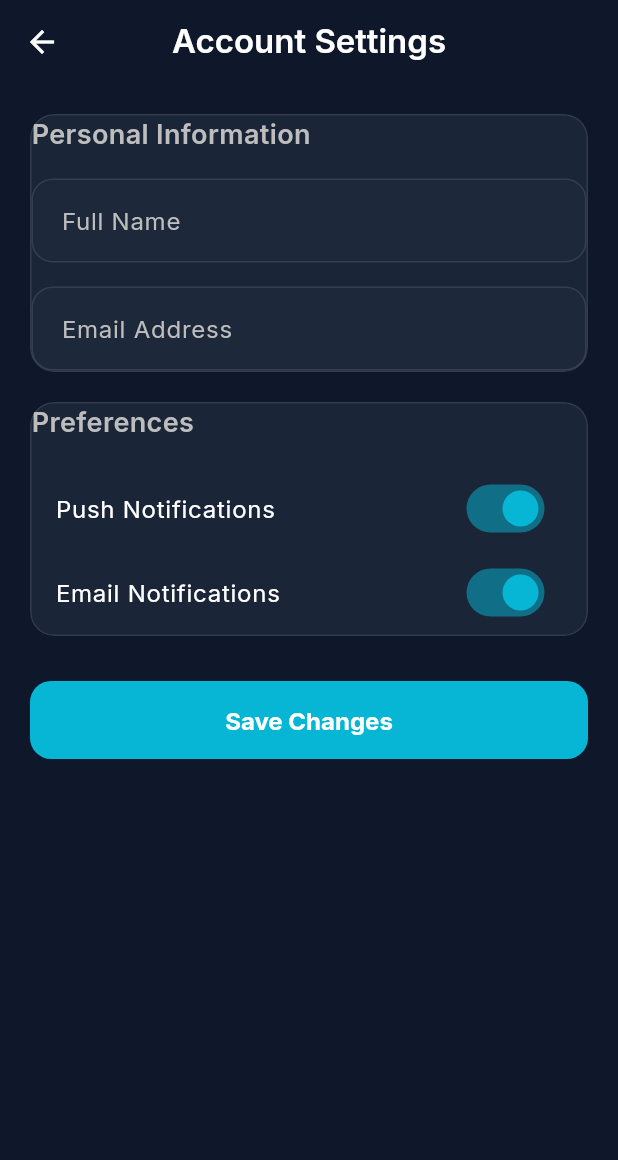
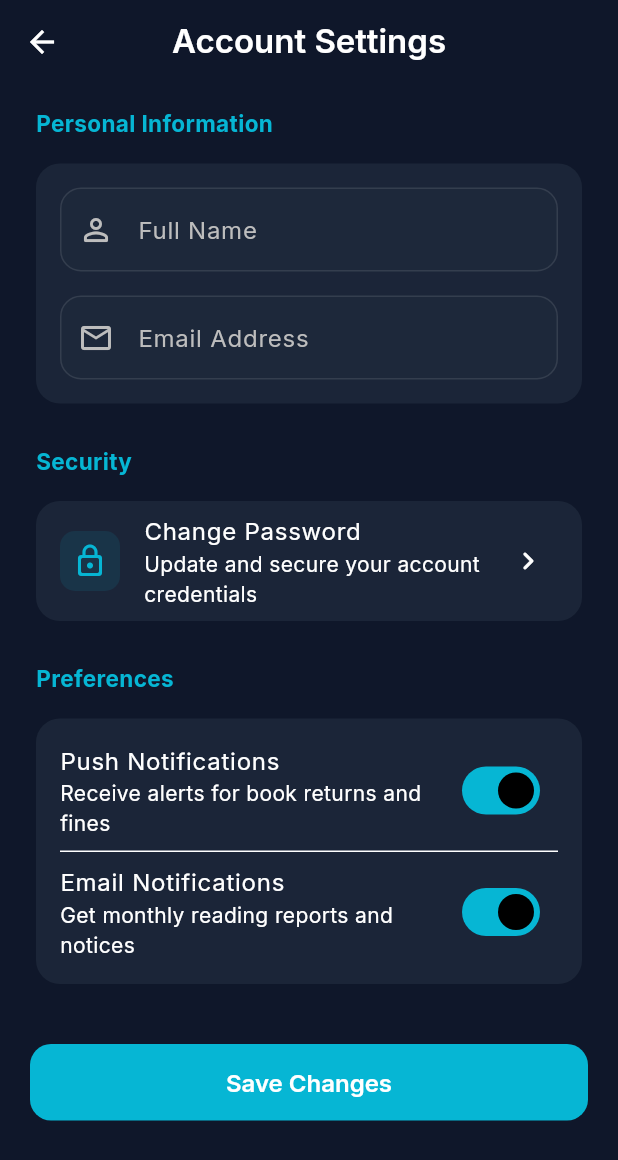
Before and after one commit to prasajanravishka/library_system-, a Flutter app: the AccountSettingsScreen screen opened directly, on a phone screen of 412 x 824 dp. Shown: the top 1160 px of the screen. Run offline on Flutter 3.47's test engine with Material 3 defaults, Android fonts, the phone set to English and light mode, and no system bars; our stand-ins replace animate_do, flutter_riverpod, google_fonts, image_picker, shared_preferences, shimmer; accounts and stored records are empty; network calls fail.

```diff
--- a/smart_library_app/lib/main.dart
+++ b/smart_library_app/lib/main.dart
@@ -7,6 +7,7 @@ import 'providers/theme_provider.dart';
 import 'screens/onboarding_screen.dart';
 import 'screens/login_screen.dart';
 import 'screens/main_screen.dart';
+import 'screens/change_password_screen.dart';
 
 void main() async {
   WidgetsFlutterBinding.ensureInitialized();
@@ -101,6 +102,9 @@ class _AppGateState extends ConsumerState<AppGate> {
           return const OnboardingScreen();
         }
         if (authState.isAuthenticated) {
+          if (authState.user!.isTempPassword) {
+            return const ChangePasswordScreen(forceChange: true);
+          }
           return const MainScreen();
         }
         return const LoginScreen();
--- a/smart_library_app/lib/models/user_model.dart
+++ b/smart_library_app/lib/models/user_model.dart
@@ -5,6 +5,7 @@ class UserModel {
   final String fullName;
   final String email;
   final String role; // 'student' or 'librarian'
+  final bool isTempPassword;
 
   const UserModel({
     required this.userId,
@@ -12,6 +13,7 @@ class UserModel {
     required this.fullName,
     required this.email,
     required this.role,
+    this.isTempPassword = false,
   });
 
   bool get isLibrarian => role == 'librarian';
@@ -24,6 +26,7 @@ class UserModel {
       fullName: json['full_name'] as String,
       email: json['email'] as String,
       role: json['role'] as String? ?? 'student',
+      isTempPassword: json['is_temp_password'] as bool? ?? false,
     );
   }
 
@@ -34,6 +37,7 @@ class UserModel {
       'full_name': fullName,
       'email': email,
       'role': role,
+      'is_temp_password': isTempPassword,
     };
   }
 }
--- a/smart_library_app/lib/screens/account_settings_screen.dart
+++ b/smart_library_app/lib/screens/account_settings_screen.dart
@@ -2,9 +2,9 @@ import 'package:flutter/material.dart';
 import 'package:flutter_riverpod/flutter_riverpod.dart';
 import 'package:animate_do/animate_do.dart';
 import '../core/app_theme.dart';
-import '../widgets/glass_card.dart';
 import '../providers/theme_provider.dart';
 import '../providers/providers.dart';
+import 'change_password_screen.dart';
 
 class AccountSettingsScreen extends ConsumerStatefulWidget {
   const AccountSettingsScreen({super.key});
@@ -99,86 +99,54 @@ class _AccountSettingsScreenState extends ConsumerState<AccountSettingsScreen> {
 
   @override
   Widget build(BuildContext context) {
+    final isDark = Theme.of(context).brightness == Brightness.dark;
+
     return Scaffold(
       appBar: AppBar(
-        title: FadeInDown(child: Text('Account Settings', style: AppTextStyles.heading2)),
+        title: FadeInDown(
+          duration: const Duration(milliseconds: 400),
+          child: Text('Account Settings', style: AppTextStyles.heading2),
         ),
-      body: SingleChildScrollView(
-        padding: const EdgeInsets.all(20),
+      ),
+      body: SafeArea(
+        child: SingleChildScrollView(
+          padding: const EdgeInsets.symmetric(horizontal: 20, vertical: 16),
           child: Center(
             child: ConstrainedBox(
               constraints: const BoxConstraints(maxWidth: 600),
               child: Column(
-              crossAxisAlignment: CrossAxisAlignment.start,
+                crossAxisAlignment: CrossAxisAlignment.stretch,
                 children: [
+                  // Personal Information Section
                   FadeInUp(
-                  delay: const Duration(milliseconds: 100),
-                  child: GlassCard(
+                    duration: const Duration(milliseconds: 400),
+                    child: _buildSectionHeader('Personal Information'),
+                  ),
+                  const SizedBox(height: 8),
+                  FadeInUp(
+                    duration: const Duration(milliseconds: 400),
+                    child: Card(
+                      child: Padding(
+                        padding: const EdgeInsets.all(16),
                         child: Column(
-                      crossAxisAlignment: CrossAxisAlignment.start,
                           children: [
-                        Text('Personal Information', style: AppTextStyles.heading3),
-                        const SizedBox(height: 16),
                             TextField(
                               controller: _nameController,
                               readOnly: true,
                               decoration: const InputDecoration(
                                 labelText: 'Full Name',
+                                prefixIcon: Icon(Icons.person_outline_rounded),
                               ),
                             ),
                             const SizedBox(height: 16),
                             TextField(
                               controller: _emailController,
+                              style: TextStyle(
+                                color: isDark ? Colors.white : Colors.black87,
+                              ),
                               decoration: const InputDecoration(
                                 labelText: 'Email Address',
-                          ),
-                        ),
-                      ],
-                    ),
-                  ),
-                ),
-                const SizedBox(height: 20),
-                FadeInUp(
-                  delay: const Duration(milliseconds: 200),
-                  child: GlassCard(
-                    child: Column(
-                      crossAxisAlignment: CrossAxisAlignment.start,
-                      children: [
-                        Text('Preferences', style: AppTextStyles.heading3),
-                        const SizedBox(height: 16),
-                        SwitchListTile(
-                          title: const Text('Push Notifications'),
-                          value: _pushNotifications,
-                          activeColor: AppColors.cyan,
-                          onChanged: (val) => setState(() => _pushNotifications = val),
-                        ),
-                        SwitchListTile(
-                          title: const Text('Email Notifications'),
-                          value: _emailNotifications,
-                          activeColor: AppColors.cyan,
-                          onChanged: (val) => setState(() => _emailNotifications = val),
-                        ),
-
-                      ],
-                    ),
-                  ),
-                ),
-                const SizedBox(height: 30),
-                FadeInUp(
-                  delay: const Duration(milliseconds: 300),
-                  child: SizedBox(
-                    width: double.infinity,
-                    height: 52,
-                    child: ElevatedButton(
-                      onPressed: _isSaving ? null : _saveSettings,
-                      style: ElevatedButton.styleFrom(
-                        backgroundColor: AppColors.cyan,
-                        shape: RoundedRectangleBorder(borderRadius: BorderRadius.circular(14)),
-                      ),
-                      child: _isSaving
-                          ? const SizedBox(height: 20, width: 20, child: CircularProgressIndicator(color: Colors.white))
-                          : const Text('Save Changes', style: TextStyle(fontSize: 16, fontWeight: FontWeight.bold, color: Colors.white)),
-                    ),
+                                prefixIcon: Icon(Icons.email_outlined),
                               ),
                             ),
                           ],
@@ -186,6 +154,115 @@ class _AccountSettingsScreenState extends ConsumerState<AccountSettingsScreen> {
                       ),
                     ),
                   ),
+
+                  const SizedBox(height: 24),
+
+                  // Security Section
+                  FadeInUp(
+                    duration: const Duration(milliseconds: 450),
+                    child: _buildSectionHeader('Security'),
+                  ),
+                  const SizedBox(height: 8),
+                  FadeInUp(
+                    duration: const Duration(milliseconds: 450),
+                    child: Card(
+                      child: ListTile(
+                        shape: RoundedRectangleBorder(
+                          borderRadius: BorderRadius.circular(16),
+                        ),
+                        leading: Container(
+                          padding: const EdgeInsets.all(8),
+                          decoration: BoxDecoration(
+                            color: AppColors.cyan.withValues(alpha: 0.1),
+                            borderRadius: BorderRadius.circular(10),
+                          ),
+                          child: const Icon(Icons.lock_outline_rounded, color: AppColors.cyan),
+                        ),
+                        title: const Text('Change Password'),
+                        subtitle: const Text('Update and secure your account credentials'),
+                        trailing: const Icon(Icons.chevron_right_rounded),
+                        onTap: () {
+                          Navigator.push(
+                            context,
+                            MaterialPageRoute(
+                              builder: (_) => const ChangePasswordScreen(forceChange: false),
+                            ),
+                          );
+                        },
+                      ),
+                    ),
+                  ),
+
+                  const SizedBox(height: 24),
+
+                  // Preferences Section
+                  FadeInUp(
+                    duration: const Duration(milliseconds: 500),
+                    child: _buildSectionHeader('Preferences'),
+                  ),
+                  const SizedBox(height: 8),
+                  FadeInUp(
+                    duration: const Duration(milliseconds: 500),
+                    child: Card(
+                      child: Padding(
+                        padding: const EdgeInsets.symmetric(vertical: 8),
+                        child: Column(
+                          children: [
+                            SwitchListTile(
+                              title: const Text('Push Notifications'),
+                              subtitle: const Text('Receive alerts for book returns and fines'),
+                              value: _pushNotifications,
+                              onChanged: (val) => setState(() => _pushNotifications = val),
+                            ),
+                            const Divider(height: 1, indent: 16, endIndent: 16),
+                            SwitchListTile(
+                              title: const Text('Email Notifications'),
+                              subtitle: const Text('Get monthly reading reports and notices'),
+                              value: _emailNotifications,
+                              onChanged: (val) => setState(() => _emailNotifications = val),
+                            ),
+                          ],
+                        ),
+                      ),
+                    ),
+                  ),
+
+                  const SizedBox(height: 36),
+
+                  // Actions Section
+                  FadeInUp(
+                    duration: const Duration(milliseconds: 550),
+                    child: ElevatedButton(
+                      onPressed: _isSaving ? null : _saveSettings,
+                      child: _isSaving
+                          ? const SizedBox(
+                              height: 20,
+                              width: 20,
+                              child: CircularProgressIndicator(color: Colors.white, strokeWidth: 2),
+                            )
+                          : const Text('Save Changes'),
+                    ),
+                  ),
+                ],
+              ),
+            ),
+          ),
+        ),
+      ),
+    );
+  }
+
+  Widget _buildSectionHeader(String title) {
+    return Padding(
+      padding: const EdgeInsets.only(left: 4, bottom: 4),
+      child: Text(
+        title,
+        style: AppTextStyles.heading3.copyWith(
+          fontSize: 15,
+          color: AppColors.cyan,
+          fontWeight: FontWeight.bold,
+        ),
+      ),
     );
   }
 }
```
Also changed, not shown: smart_library_app/lib/providers/providers.dart (+41 -0 lines), smart_library_app/lib/screens/change_password_screen.dart (added, +285 -0 lines), smart_library_app/lib/services/api_service.dart (+33 -0 lines), 4 other files. Lines whose indentation alone changed are shown as unchanged.
